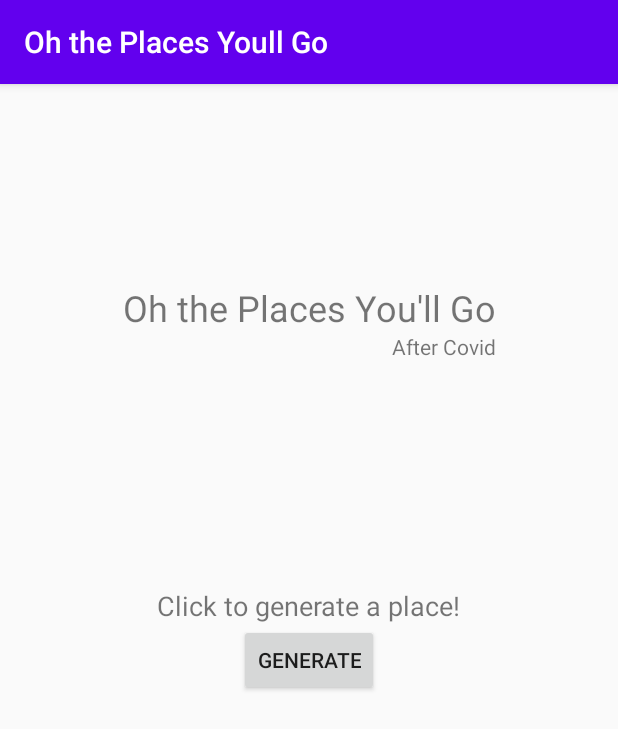
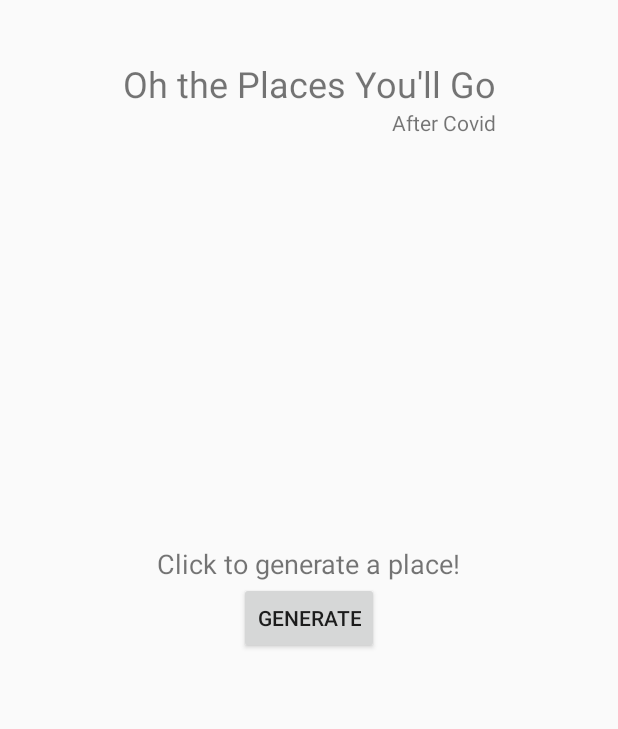
Before and after one commit to kaitlynnchan/oh-the-places-youll-go, an Android app: the screen it shows after launch (MainActivity), on a phone screen of 412 x 824 dp. Shown: the top 729 px of the screen. Run offline under Robolectric (Android 15) with nearby library versions, the phone set to English and light mode, and no system bars.

Commit message:
Removed action bar

```diff
--- a/app/src/main/res/layout/activity_main.xml
+++ b/app/src/main/res/layout/activity_main.xml
@@ -16,7 +16,7 @@
         app:layout_constraintEnd_toEndOf="parent"
         app:layout_constraintStart_toStartOf="parent"
         app:layout_constraintTop_toTopOf="parent"
-        app:layout_constraintVertical_bias="0.18" />
+        app:layout_constraintVertical_bias="0.050000012" />
 
     <TextView
         android:id="@+id/tv_subtitle"
--- a/app/src/main/res/values/styles.xml
+++ b/app/src/main/res/values/styles.xml
@@ -1,6 +1,6 @@
 <resources>
     <!-- Base application theme. -->
-    <style name="AppTheme" parent="Theme.AppCompat.Light.DarkActionBar">
+    <style name="AppTheme" parent="Theme.AppCompat.Light.NoActionBar">
         <!-- Customize your theme here. -->
         <item name="colorPrimary">@color/colorPrimary</item>
         <item name="colorPrimaryDark">@color/colorPrimaryDark</item>
```
